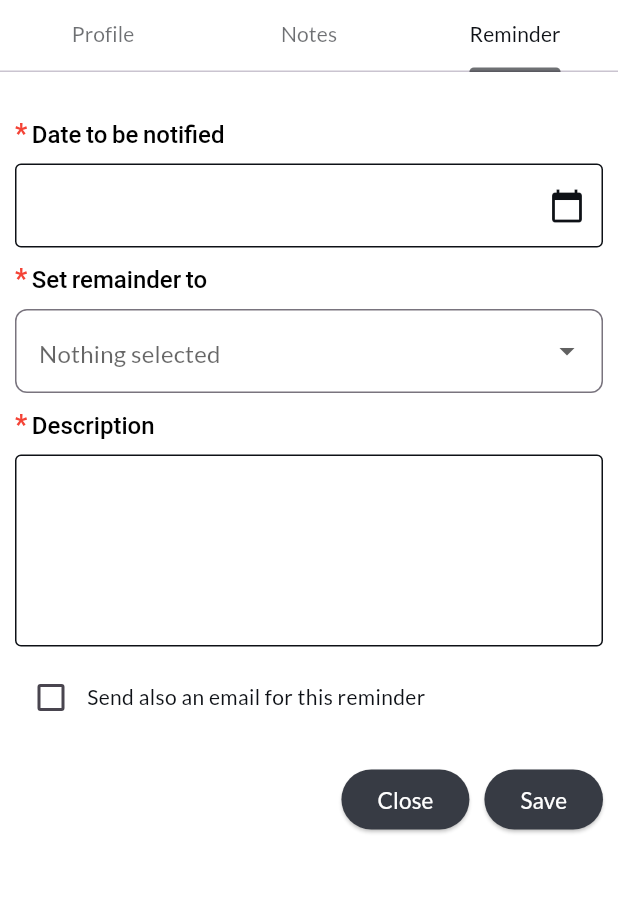
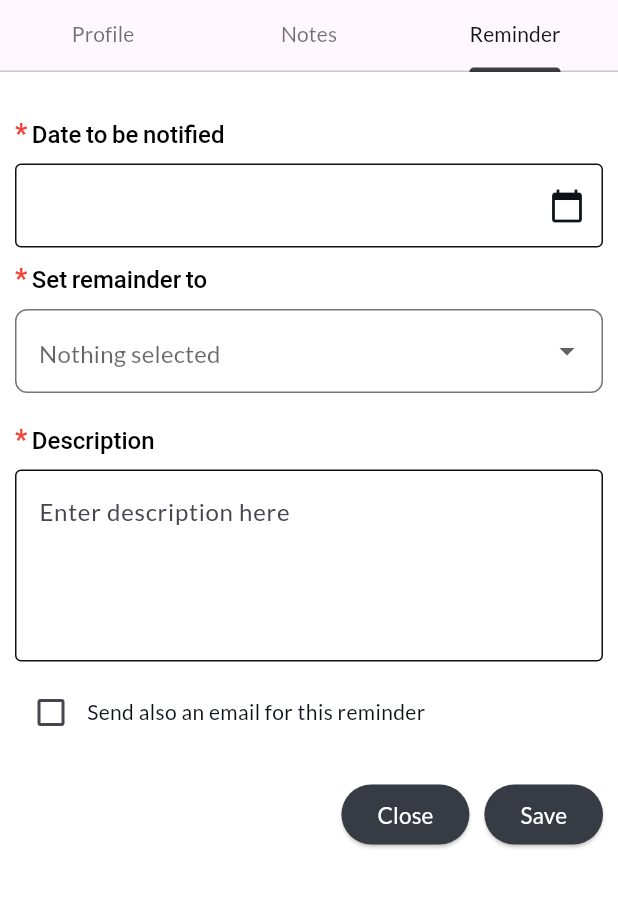
Before and after one commit to businessvivek3600/CRM, a Flutter app: the LeadDetailsScreen screen opened directly, tab 3 chosen, on a phone screen of 412 x 824 dp, the part 84-992 px from its top. Run offline on Flutter 3.47's test engine with Material 3 defaults, Android fonts, the light colour scheme and no system bars; our stand-ins replace google_fonts, nb_utils; missing offline and left inert: country_state_picker.

Commit message:
work on leads 12:22

```diff
--- a/lib/features/auth/dashboard/leads/leads_details.dart
+++ b/lib/features/auth/dashboard/leads/leads_details.dart
@@ -78,13 +78,13 @@ class LeadDetailsScreen extends StatelessWidget {
         body: Column(
           children: [
             Material(
-              color: Colors.white, // Background color for TabBar
+              color: Color(0xfffef7ff), // Background color for TabBar
               child: TabBar(
                 labelColor: textPrimaryColor, // Color for selected tab text
                 unselectedLabelColor:
                     textPrimaryColor.withOpacity(0.6), // Unselected tab text
                 indicatorColor:
-                    textPrimaryColor.withOpacity(0.6), // Tab indicator color
+                    textPrimaryColor.withOpacity(0.8), // Tab indicator color
                 tabs: [
                   Tab(text: 'Profile'),
                   Tab(text: 'Notes'),
--- a/lib/features/auth/dashboard/leads/reminders.dart
+++ b/lib/features/auth/dashboard/leads/reminders.dart
@@ -11,27 +11,44 @@ class RemindersTab extends StatefulWidget {
 
 class _RemindersTabState extends State<RemindersTab> {
   final TextEditingController dateTimeController = TextEditingController();
+  final TextEditingController descriptionController = TextEditingController();
+
+  DateTime? selectedDateTime;
+
   Future<void> _pickDateTime() async {
+    // Step 1: Pick a date
     DateTime? pickedDate = await showDatePicker(
       context: context,
-      initialDate: DateTime.now(),
+      initialDate: selectedDateTime ?? DateTime.now(),
       firstDate: DateTime(2000),
       lastDate: DateTime(2100),
     );
 
     if (pickedDate != null) {
-      TimeOfDay currentTime = TimeOfDay.now(); // Get the current time
+      // Step 2: Pick a time
+      TimeOfDay? pickedTime = await showTimePicker(
+        context: context,
+        initialTime: selectedDateTime != null
+            ? TimeOfDay.fromDateTime(selectedDateTime!)
+            : TimeOfDay.now(),
+      );
+
+      if (pickedTime != null) {
+        // Combine the picked date and time
         DateTime combinedDateTime = DateTime(
           pickedDate.year,
           pickedDate.month,
           pickedDate.day,
-        currentTime.hour,
-        currentTime.minute,
+          pickedTime.hour,
+          pickedTime.minute,
         );
+
         setState(() {
+          selectedDateTime = combinedDateTime;
           dateTimeController.text =
               DateFormat('yyyy-MM-dd HH:mm').format(combinedDateTime);
         });
+      }
     }
   }
 
@@ -68,22 +85,16 @@ class _RemindersTabState extends State<RemindersTab> {
                             TextSpan(
                               text: '*', // Red asterisk
                               style: TextStyle(
-                                  color: Colors
-                                      .red, // Set the color of the asterisk to red
+                                  color: Colors.red,
                                   fontSize: 18,
-                                  fontWeight: FontWeight
-                                      .bold // You can adjust the font size here if necessary
-                                  ),
+                                  fontWeight: FontWeight.bold),
                             ),
                             TextSpan(
-                              text: ' Date to be notified', // Bolded text
+                              text: ' Date to be notified',
                               style: TextStyle(
-                                color: Colors
-                                    .black, // Set the color of the text to black
-                                fontWeight:
-                                    FontWeight.w500, // Make the text bold
-                                fontSize:
-                                    16, // Adjust the font size if necessary
+                                color: Colors.black,
+                                fontWeight: FontWeight.w500,
+                                fontSize: 16,
                               ),
                             ),
                           ],
@@ -93,6 +104,7 @@ class _RemindersTabState extends State<RemindersTab> {
                       TextField(
                         controller: dateTimeController,
                         readOnly: true,
+                        onTap: _pickDateTime, // Open picker on tap
                         decoration: InputDecoration(
                           labelStyle: TextStyle(color: textPrimaryColor),
                           suffixIcon: IconButton(
@@ -163,34 +175,36 @@ class _RemindersTabState extends State<RemindersTab> {
                   ),
                 ),
                 const SizedBox(height: 10),
+                const SizedBox(height: 10),
                 RichText(
                   text: TextSpan(
                     children: <TextSpan>[
                       TextSpan(
                         text: '*', // Red asterisk
                         style: TextStyle(
-                            color: Colors
-                                .red, // Set the color of the asterisk to red
+                            color: Colors.red,
                             fontSize: 18,
-                            fontWeight: FontWeight
-                                .bold // You can adjust the font size here if necessary
-                            ),
+                            fontWeight: FontWeight.bold),
                       ),
                       TextSpan(
-                        text: ' Description', // Bolded text
+                        text: ' Description',
                         style: TextStyle(
-                          color: Colors
-                              .black, // Set the color of the text to black
-                          fontWeight: FontWeight.w500, // Make the text bold
-                          fontSize: 16, // Adjust the font size if necessary
+                          color: Colors.black,
+                          fontWeight: FontWeight.w500,
+                          fontSize: 16,
                         ),
                       ),
                     ],
                   ),
                 ),
-                SizedBox(height: 10),
+                const SizedBox(height: 10),
                 TextField(
+                  controller: descriptionController,
                   maxLines: 4,
+                  onTap: () {
+                    // Logic for description field interactions (if any)
+                    FocusScope.of(context).requestFocus(FocusNode());
+                  },
                   decoration: InputDecoration(
                     border: OutlineInputBorder(
                       borderSide: BorderSide(color: textPrimaryColor),
@@ -201,12 +215,11 @@ class _RemindersTabState extends State<RemindersTab> {
                     enabledBorder: OutlineInputBorder(
                       borderSide: BorderSide(color: textPrimaryColor),
                     ),
+                    hintText: 'Enter description here',
                   ),
                   style: TextStyle(color: textPrimaryColor),
                 ),
-                // Rectangular shaped radio button
                 const SizedBox(height: 10),
-                // Checkbox for Terms and Conditions or agreement
                 Row(
                   children: [
                     Checkbox(
@@ -228,7 +241,6 @@ class _RemindersTabState extends State<RemindersTab> {
                   ],
                 ),
                 const SizedBox(height: 20),
-                // Close and Save buttons
                 Row(
                   mainAxisAlignment: MainAxisAlignment.end,
                   children: [
@@ -237,22 +249,20 @@ class _RemindersTabState extends State<RemindersTab> {
                         Navigator.pop(context); // Close the current screen
                       },
                       style: ElevatedButton.styleFrom(
-                        backgroundColor:
-                            secondaryPrimaryColor, // Close button color
+                        backgroundColor: secondaryPrimaryColor,
                       ),
                       child: const Text(
                         'Close',
                         style: TextStyle(color: Colors.white, fontSize: 15),
                       ),
                     ),
-                    SizedBox(width: 10),
+                    const SizedBox(width: 10),
                     ElevatedButton(
                       onPressed: () {
                         // Save action here
                       },
                       style: ElevatedButton.styleFrom(
-                        backgroundColor:
-                            secondaryPrimaryColor, // Save button color
+                        backgroundColor: secondaryPrimaryColor,
                       ),
                       child: const Text(
                         'Save',
```
Also changed, not shown: lib/features/auth/dashboard/leads/addnotes.dart (+21 -5 lines). Lines whose indentation alone changed are shown as unchanged.
